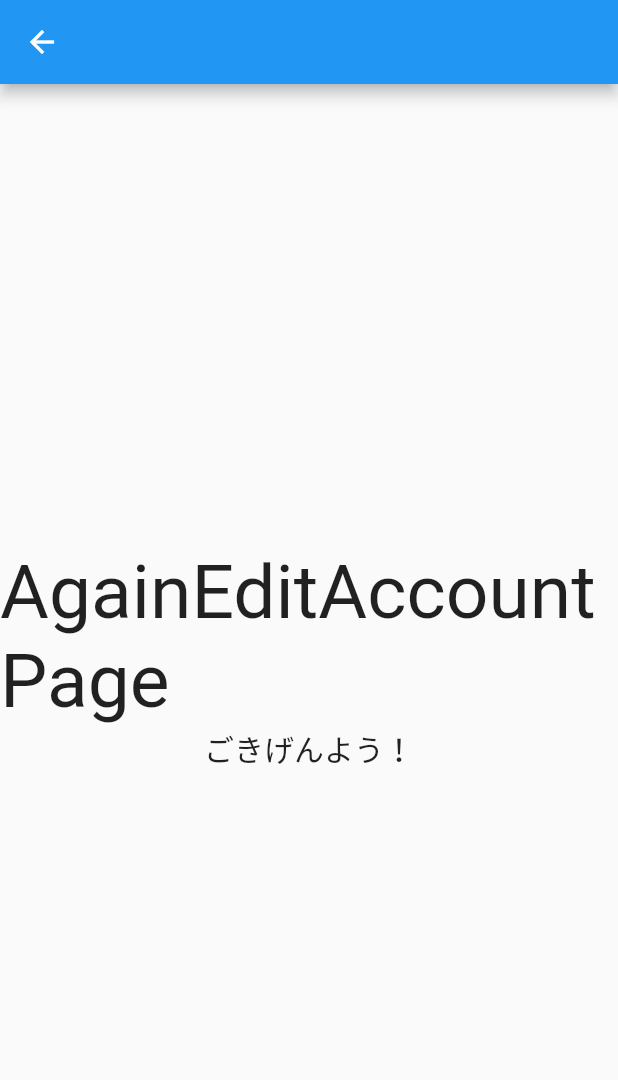
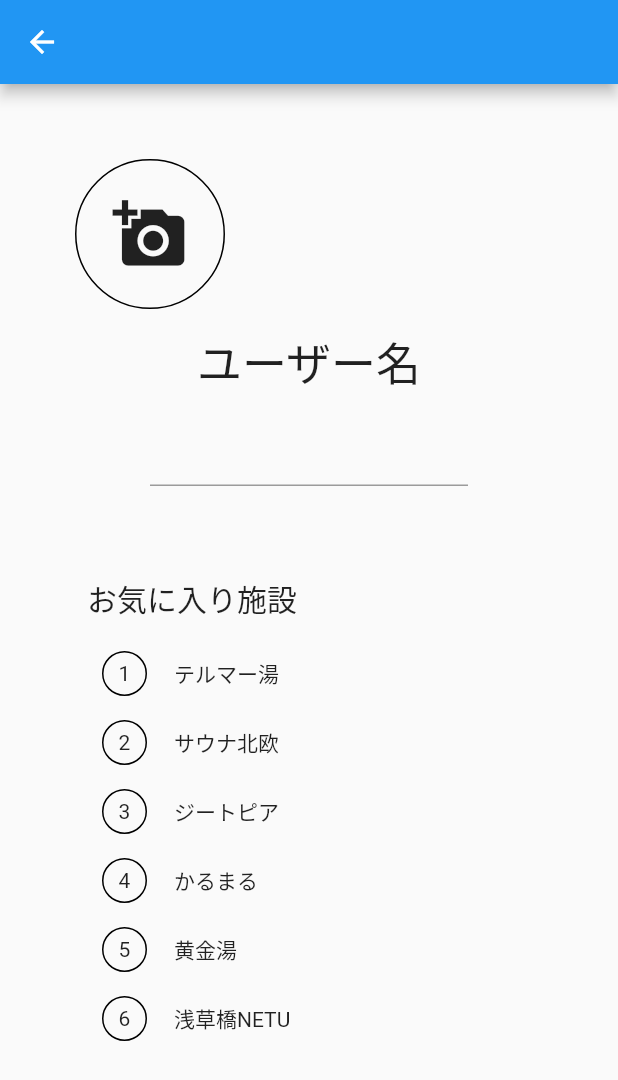
Before and after one commit to shinichi-46/sauna_app, a Flutter app: the AgainEditAccountPage screen opened by its route, on a phone screen of 412 x 824 dp. Shown: the top 1080 px of the screen. Run offline on Flutter 3.47's test engine with Material 2 defaults, Android fonts, the phone set to English and light mode, and no system bars; our stand-ins replace social_login_buttons, table_calendar; missing offline and left inert: dart:ffi.

Commit message:
アカウント設定画面

```diff
--- a/lib/view/pages/account/again_edit_account_page.dart
+++ b/lib/view/pages/account/again_edit_account_page.dart
@@ -2,30 +2,88 @@ import 'package:flutter/material.dart';
 
 class AgainEditAccountPage extends StatelessWidget {
 
-  const AgainEditAccountPage({Key? key}) : super(key: key);
+  AgainEditAccountPage({Key? key}) : super(key: key);
+
+  final _userNameController = TextEditingController();
+
+  List<String> _testSaunaPlaceList = ['テルマー湯','サウナ北欧','ジートピア','かるまる','黄金湯','浅草橋NETU'];
 
   @override
   Widget build(BuildContext context) {
     return SafeArea(
       child: Scaffold(
           appBar: AppBar(
-
           ),
-          body: Center(
+          body: Padding(
+            padding: const EdgeInsets.all(50.0),
             child: Column(
-              mainAxisSize: MainAxisSize.min,
+                crossAxisAlignment: CrossAxisAlignment.start,
                 children: [
-                Text(
-                  'AgainEditAccountPage',
-                  style: TextStyle(fontSize: 50),
+                     GestureDetector(
+                       onTap: () {
+                         print('unnko');
+                       },
+                       child: Container(
+                         height: 100,
+                         width: 100,
+                         decoration: BoxDecoration(
+                           border: Border.all(color: Colors.black),
+                           shape: BoxShape.circle,
                          ),
-                Text(
-                  'ごきげんよう！',
+                            child: Icon(
+                              Icons.add_a_photo,
+                              size: 50,
+                            ),
+                       ),
+                     ),
+                  Container(
+                    height: 70,
+                    child: Center(
+                      child: Text(
+                        'ユーザー名',
+                        style: TextStyle(fontSize: 30),
+                      ),
+                    ),
+                  ),
+                  SizedBox(
+                    height: 100,
+                    child: Padding(
+                      padding: const EdgeInsets.only(left: 50.0,right: 50.0),
+                      child: TextField(
+                        controller: _userNameController,
+                      ),
+                    ),
+                  ),
+                  Container(
+                    height: 50,
+                    child: Padding(
+                      padding: const EdgeInsets.all(8.0),
+                      child: Text(
+                        'お気に入り施設',
                         style: TextStyle(fontSize: 20),
                       ),
+                    ),
+                  ),
+                  for (int index = 1 ; index<_testSaunaPlaceList.length+1; index++) Row(
+                    children: [
+                      Padding(
+                        padding: const EdgeInsets.all(8.0),
+                        child: Container(
+                          child: Center(child: Text('${index.toString()}')),
+                          height: 30,
+                          width: 50,
+                          decoration: BoxDecoration(
+                            border: Border.all(color: Colors.black),
+                            shape: BoxShape.circle,
+                          ),
+                        ),
+                      ),
+                      Text('${_testSaunaPlaceList[index-1]}'),
+                    ],
+                  )
                 ],
               ),
-          )
+          ),
       ),
     );
   }
```
Also changed, not shown: pubspec.lock, 3 other files. Lines whose indentation alone changed are shown as unchanged.
